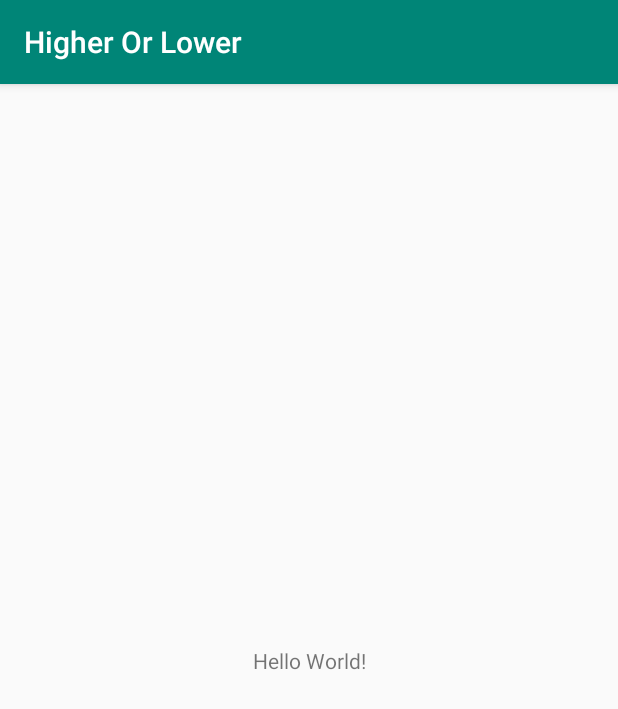
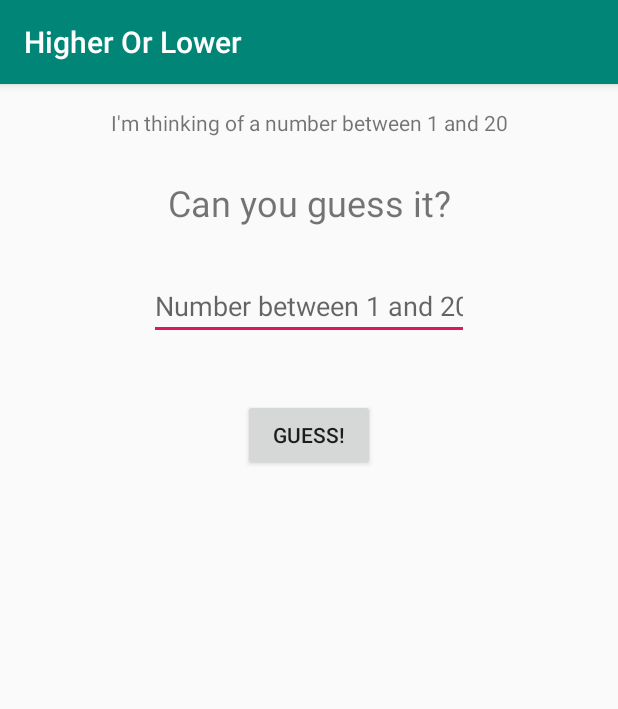
Before and after one commit to Virjanand/AndroidHigherOrLower, an Android app: the screen it shows after launch (MainActivity), on a phone screen of 412 x 824 dp. Shown: the top 709 px of the screen. Run offline under Robolectric (Android 15) with nearby library versions, the phone set to English and light mode, and no system bars.

Commit message:
Created layout and button method

```diff
--- a/app/src/main/java/com/virjanand/higherorlower/MainActivity.java
+++ b/app/src/main/java/com/virjanand/higherorlower/MainActivity.java
@@ -2,8 +2,14 @@ package com.virjanand.higherorlower;
 
 import android.support.v7.app.AppCompatActivity;
 import android.os.Bundle;
+import android.util.Log;
+import android.view.View;
 
 public class MainActivity extends AppCompatActivity {
+
+    public void clickGuess(View view) {
+        Log.i("Info", "clickGuess pressed");
+    }
 
     @Override
     protected void onCreate(Bundle savedInstanceState) {
--- a/app/src/main/res/layout/activity_main.xml
+++ b/app/src/main/res/layout/activity_main.xml
@@ -7,12 +7,46 @@
     tools:context=".MainActivity">
 
     <TextView
+        android:id="@+id/textView"
         android:layout_width="wrap_content"
         android:layout_height="wrap_content"
-        android:text="Hello World!"
-        app:layout_constraintBottom_toBottomOf="parent"
-        app:layout_constraintLeft_toLeftOf="parent"
-        app:layout_constraintRight_toRightOf="parent"
+        android:layout_marginTop="16dp"
+        android:text="I'm thinking of a number between 1 and 20"
+        app:layout_constraintEnd_toEndOf="parent"
+        app:layout_constraintStart_toStartOf="parent"
         app:layout_constraintTop_toTopOf="parent" />
 
+    <TextView
+        android:id="@+id/textView2"
+        android:layout_width="wrap_content"
+        android:layout_height="wrap_content"
+        android:layout_marginTop="27dp"
+        android:text="Can you guess it?"
+        android:textSize="24sp"
+        app:layout_constraintEnd_toEndOf="parent"
+        app:layout_constraintStart_toStartOf="parent"
+        app:layout_constraintTop_toBottomOf="@+id/textView" />
+
+    <EditText
+        android:id="@+id/guessedNumberEditText"
+        android:layout_width="wrap_content"
+        android:layout_height="wrap_content"
+        android:layout_marginTop="30dp"
+        android:ems="10"
+        android:hint="Number between 1 and 20"
+        android:inputType="number"
+        app:layout_constraintEnd_toEndOf="parent"
+        app:layout_constraintStart_toStartOf="parent"
+        app:layout_constraintTop_toBottomOf="@+id/textView2" />
+
+    <Button
+        android:id="@+id/guessButton"
+        android:layout_width="wrap_content"
+        android:layout_height="wrap_content"
+        android:layout_marginTop="39dp"
+        android:onClick="clickGuess"
+        android:text="Guess!"
+        app:layout_constraintEnd_toEndOf="parent"
+        app:layout_constraintStart_toStartOf="parent"
+        app:layout_constraintTop_toBottomOf="@+id/guessedNumberEditText" />
 </android.support.constraint.ConstraintLayout>
```
